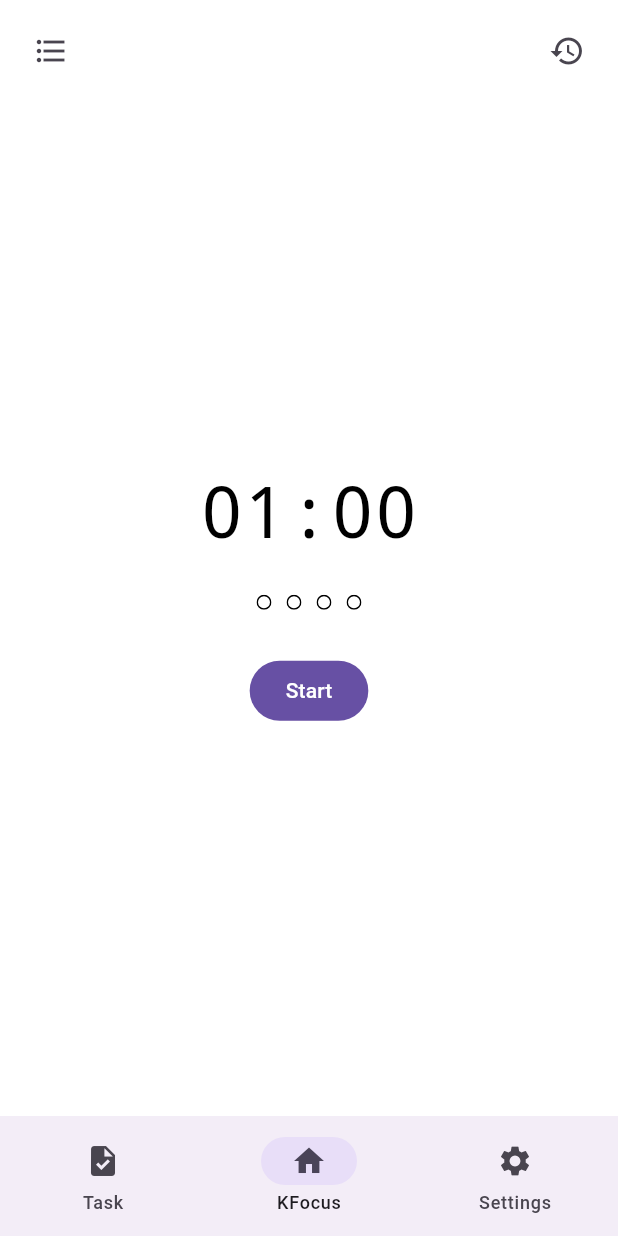
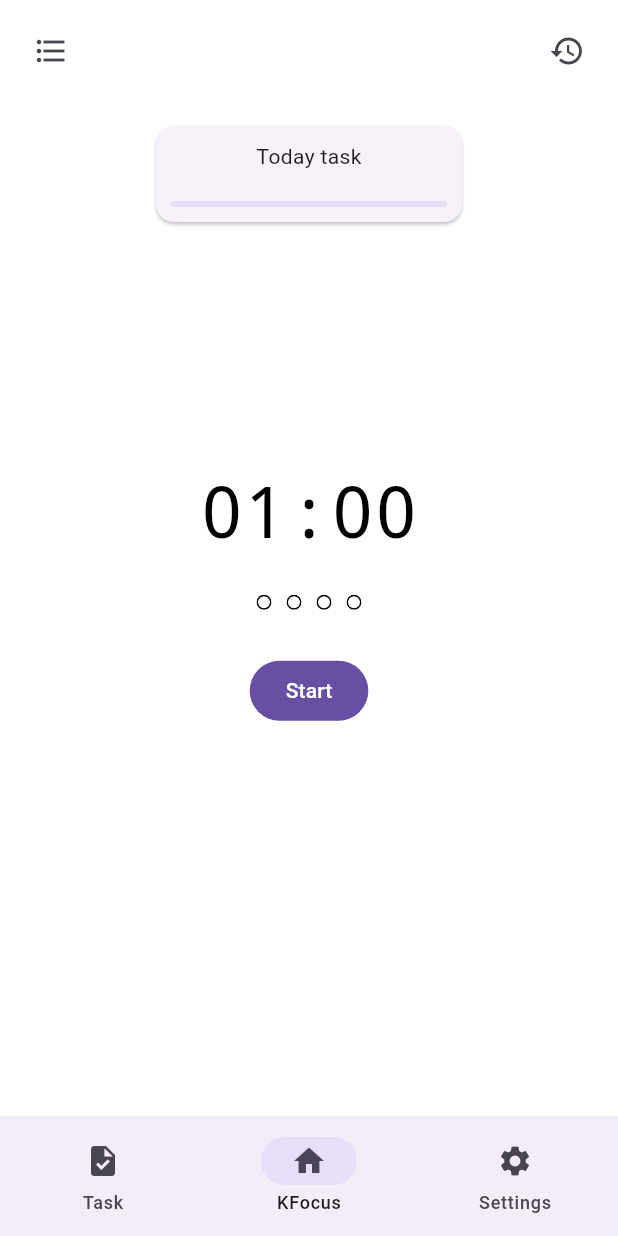
Before and after one commit to Kmookay/KFocusApp, a Flutter app: the screen it shows after launch, on a phone screen of 412 x 824 dp. Run offline on Flutter 3.47's test engine with Material 3 defaults, Android fonts, the phone set to English and light mode, and no system bars; our stand-ins replace drift, flutter_svg, fluttertoast, go_router, logger; accounts and stored records are empty; generated files the repository leaves out were written again.

Commit message:
update: update home page ui

```diff
--- a/lib/app/ui/pages/home/home_page.dart
+++ b/lib/app/ui/pages/home/home_page.dart
@@ -2,6 +2,7 @@ import 'dart:async';
 
 import 'package:flutter/material.dart';
 import 'package:k_focus/app/ui/widgets/pomodoro_progress.dart';
+import 'package:k_focus/domain/entity/task_entity.dart';
 import 'package:k_focus/utils/int_extension.dart';
 
 class HomePage extends StatefulWidget {
@@ -13,11 +14,19 @@ class HomePage extends StatefulWidget {
   State<HomePage> createState() => _HomePageState();
 }
 
-class _HomePageState extends State<HomePage> {
+class _HomePageState extends State<HomePage>
+    with AutomaticKeepAliveClientMixin {
   final pomodoroTime = 1 * 60;
   var _time = "";
+  double _taskProgress = 0;
   Timer? _timer;
   PomodoroState _pomodoroState = PomodoroState.idle;
+  TaskEntity? _currentTask = TaskEntity(
+      name: "test",
+      description: "Today task",
+      pomodoroCount: 2,
+      dueDate: DateTime.now(),
+      isCompleted: false);
 
   final GlobalKey<PomodoroProgressState> pomodoroProgressKey =
       GlobalKey<PomodoroProgressState>();
@@ -28,9 +37,12 @@ class _HomePageState extends State<HomePage> {
 
   @override
   Widget build(BuildContext context) {
+    super.build(context);
     return Material(
         child: SafeArea(
-            child: Container(
+            child: Stack(
+      children: [
+        Container(
             color: Colors.white,
             child: Column(
               children: [
@@ -77,7 +89,44 @@ class _HomePageState extends State<HomePage> {
                   height: 20,
                 )
               ],
-                ))));
+            )),
+        _task()
+      ],
+    )));
+  }
+
+  Widget _task() {
+    if (_currentTask == null) {
+      return Container();
+    }
+    return Container(
+      width: double.infinity,
+      margin: const EdgeInsets.fromLTRB(100, 80, 100, 0),
+      child: Card(
+          child: Padding(
+              padding: const EdgeInsets.all(10),
+              child: Column(
+                mainAxisSize: MainAxisSize.min,
+                children: [
+                  Text(
+                    _currentTask!.description,
+                    style: const TextStyle(fontSize: 14),
+                  ),
+                  const SizedBox(
+                    height: 20,
+                  ),
+                  SizedBox(
+                    width: 240,
+                    child: Center(
+                      child: LinearProgressIndicator(
+                        value: _taskProgress,
+                        borderRadius: BorderRadius.circular(10),
+                      ),
+                    ),
+                  )
+                ],
+              ))),
+    );
   }
 
   Widget _operationByState() {
@@ -149,6 +198,7 @@ class _HomePageState extends State<HomePage> {
           pomodoroProgressKey.currentState?.complete();
         }
         _time = _formatTimeShow(releaseTime);
+        _taskProgress = _calTaskProgress(timer.tick);
       });
     });
   }
@@ -160,6 +210,7 @@ class _HomePageState extends State<HomePage> {
     setState(() {
       _pomodoroState = PomodoroState.idle;
       _time = _formatTimeShow(pomodoroTime);
+      _taskProgress = _calTaskProgress(0);
     });
   }
 
@@ -170,6 +221,19 @@ class _HomePageState extends State<HomePage> {
   void _complete() {
     // todo: mark this task as complete, and start next task
   }
+
+  double _calTaskProgress(int currentPomodoroTime) {
+    if (_currentTask == null) {
+      return 0;
+    }
+    return (_currentTask!.completedPomodoroCount * pomodoroTime +
+                currentPomodoroTime)
+            .toDouble() /
+        (_currentTask!.pomodoroCount * pomodoroTime).toDouble();
+  }
+
+  @override
+  bool get wantKeepAlive => true;
 }
 
 enum PomodoroState {
--- a/lib/app/ui/pages/main/main_page.dart
+++ b/lib/app/ui/pages/main/main_page.dart
@@ -16,6 +16,13 @@ class MainPage extends StatefulWidget {
 
 class _MainPageState extends State<MainPage> {
   int _currentTabIndex = 1;
+  final PageController _pageController = PageController(initialPage: 1);
+
+  static const List<Widget> _pages = <Widget>[
+    TaskListPage(),
+    HomePage(),
+    SettingPage()
+  ];
 
   @override
   Widget build(BuildContext context) {
@@ -28,15 +35,15 @@ class _MainPageState extends State<MainPage> {
           ],
           selectedIndex: _currentTabIndex,
           onDestinationSelected: (int index) {
+            _pageController.jumpToPage(index);
             setState(() {
               _currentTabIndex = index;
             });
           },
         ),
-        body: const <Widget>[
-          TaskListPage(),
-          HomePage(),
-          SettingPage()
-        ][_currentTabIndex]);
+        body: PageView(
+          controller: _pageController,
+          children: _pages,
+        ));
   }
 }
--- a/lib/app/ui/pages/task/add/task_add_modal.dart
+++ b/lib/app/ui/pages/task/add/task_add_modal.dart
@@ -58,6 +58,7 @@ class _TaskAddModalState extends State<TaskAddModal> {
         .insertTask(TaskEntity(
             name: "test",
             description: _taskController.text,
+            pomodoroCount: 1,
             dueDate: DateTime.now(),
             isCompleted: false))
         .then((value) {
--- a/lib/data/repository/local/task_local_repo.dart
+++ b/lib/data/repository/local/task_local_repo.dart
@@ -39,6 +39,7 @@ class TaskLocalRepo {
         TaskEntity task = TaskEntity(
             name: e.title,
             description: e.description,
+            pomodoroCount: 1,
             dueDate: e.dueDate,
             isCompleted: e.isDone);
         task.id = e.id;
--- a/lib/domain/entity/task_entity.dart
+++ b/lib/domain/entity/task_entity.dart
@@ -2,12 +2,15 @@ class TaskEntity {
   late int id;
   final String name;
   final String description;
+  final int pomodoroCount;
   final DateTime dueDate;
   final bool isCompleted;
+  int completedPomodoroCount = 0;
 
   TaskEntity(
       {required this.name,
       required this.description,
+      required this.pomodoroCount,
       required this.dueDate,
       required this.isCompleted});
 }
```
Also changed, not shown: 1 other file. Lines whose indentation alone changed are shown as unchanged.
